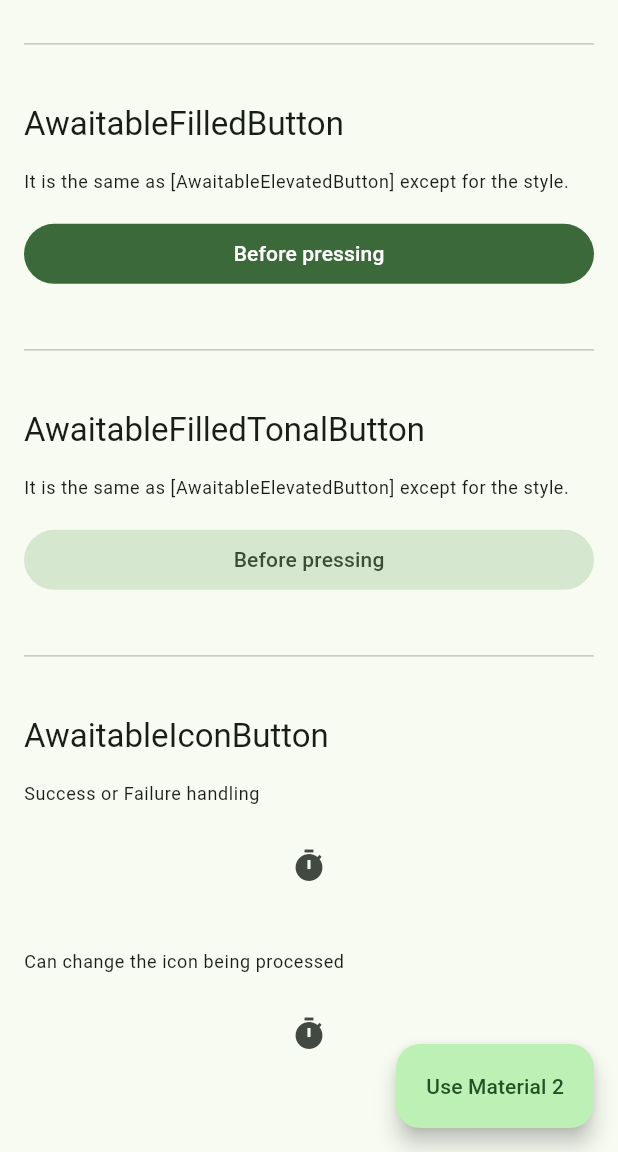
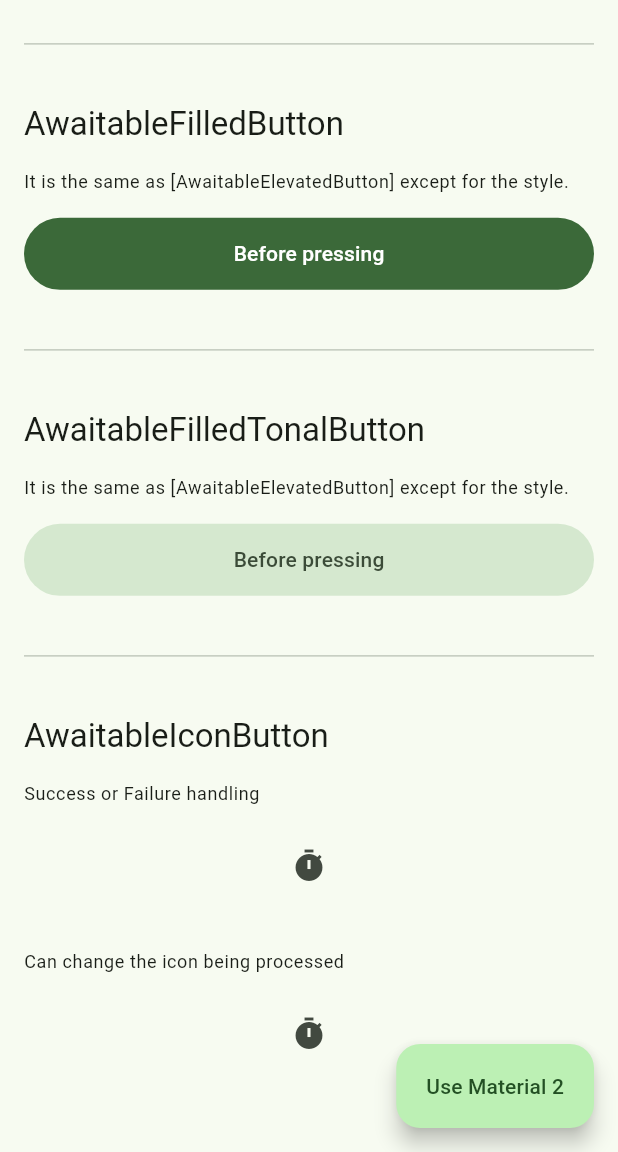
Before and after one commit to altive/awaitable_button, a Flutter app: the screen it shows after launch, scrolled down 1093 dp, on a phone screen of 412 x 824 dp, the part 84-1236 px from its top. Run offline on Flutter 3.47's test engine with Material 2 defaults, Android fonts, the phone set to English and light mode, and no system bars.

Commit message:
chore: add elevatedButtonTheme to example

```diff
--- a/packages/awaitable_button/example/lib/main.dart
+++ b/packages/awaitable_button/example/lib/main.dart
@@ -28,6 +28,11 @@ class _MyAppState extends State<MyApp> {
         useMaterial3: useMaterial3,
         colorSchemeSeed: useMaterial3 ? Colors.green : null,
         primarySwatch: useMaterial3 ? null : Colors.blue,
+        elevatedButtonTheme: ElevatedButtonThemeData(
+          style: ElevatedButton.styleFrom(
+            minimumSize: const Size.fromHeight(48),
+          ),
+        ),
       ),
       home: MyHomePage(
         useMaterial3: useMaterial3,
```
Also changed, not shown: 1 other file.
